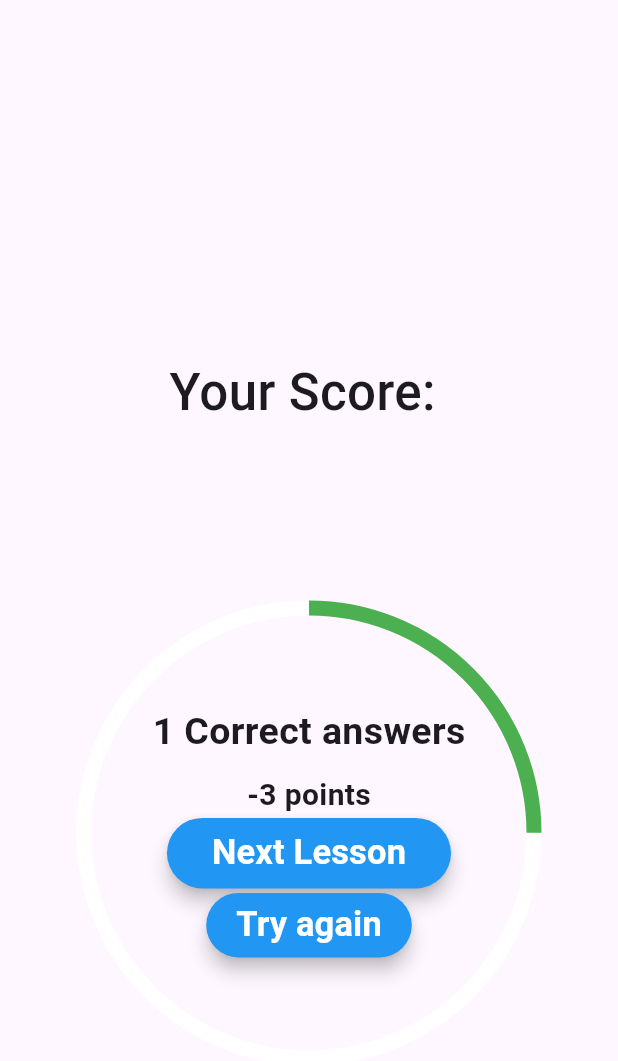
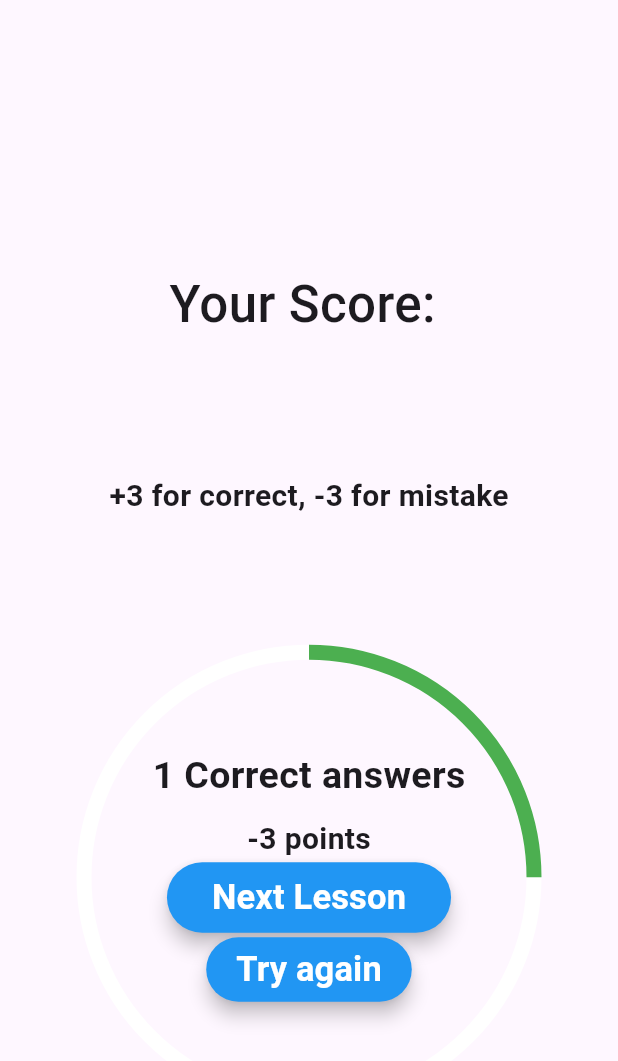
Before and after one commit to Saleh-Abdulaziz-Alobadi/educational_app_game, a Flutter app: the ResultScreen screen opened directly, on a phone screen of 412 x 824 dp. Shown: the top 1061 px of the screen. Run offline on Flutter 3.47's test engine with Material 3 defaults, Android fonts, the phone set to English and light mode, and no system bars; our stand-ins replace get, video_player.

Commit message:
Update result_screen.dart

```diff
--- a/Project Phase 3/test_1/test_1/lib/screens/result_screen.dart
+++ b/Project Phase 3/test_1/test_1/lib/screens/result_screen.dart
@@ -29,6 +29,9 @@ class ResultScreen extends StatelessWidget {
               fontSize: 34,
               fontWeight: FontWeight.w500,
             ),
+          ),Text(
+            '+3 for correct, -3 for mistake',
+            style: const TextStyle(fontSize: 20,fontWeight: FontWeight.bold),
           ),
           Stack(
             alignment: Alignment.center,
```
